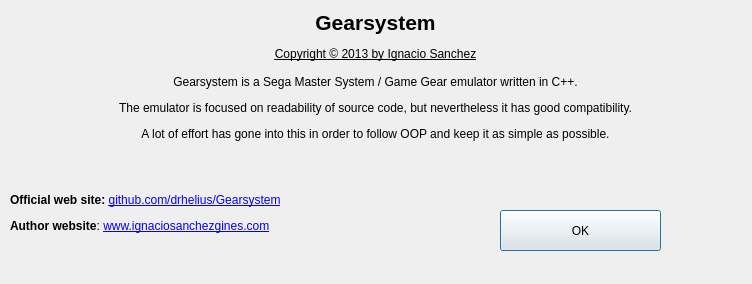
Qt form platforms/qt-shared/About.ui (drhelius/Geardrive) before a commit.
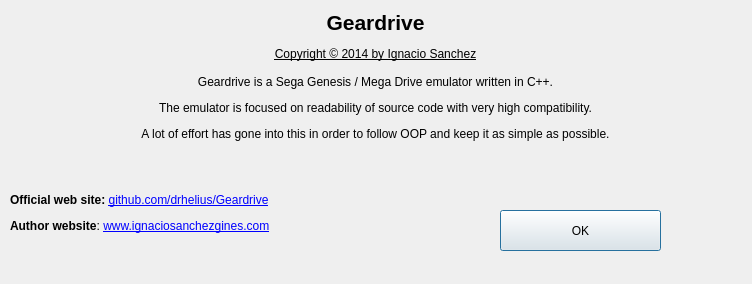
The same form after that commit.

Commit message: about dialog updated

Patch:
```diff
--- a/platforms/qt-shared/About.ui
+++ b/platforms/qt-shared/About.ui
@@ -23,7 +23,7 @@
     </rect>
    </property>
    <property name="text">
-    <string>&lt;html&gt;&lt;head/&gt;&lt;body&gt;&lt;p align=&quot;center&quot;&gt;&lt;span style=&quot; font-size:16pt; font-weight:600;&quot;&gt;Gearsystem&lt;/span&gt;&lt;/p&gt;&lt;p align=&quot;center&quot;&gt;&lt;span style=&quot; text-decoration: underline;&quot;&gt;Copyright © 2013 by Ignacio Sanchez&lt;/span&gt;&lt;br/&gt;&lt;br/&gt;Gearsystem is a Sega Master System / Game Gear emulator written in C++.&lt;/p&gt;&lt;p align=&quot;center&quot;&gt;The emulator is focused on readability of source code, but nevertheless it has good compatibility.&lt;/p&gt;&lt;p align=&quot;center&quot;&gt;A lot of effort has gone into this in order to follow OOP and keep it as simple as possible.&lt;/p&gt;&lt;p&gt;&lt;br/&gt;&lt;/p&gt;&lt;p&gt;&lt;span style=&quot; font-weight:600;&quot;&gt;Official web site: &lt;/span&gt;&lt;a href=&quot;https://github.com/drhelius/Gearsystem&quot;&gt;&lt;span style=&quot; text-decoration: underline; color:#0000ff;&quot;&gt;github.com/drhelius/Gearsystem&lt;/span&gt;&lt;/a&gt;&lt;/p&gt;&lt;p&gt;&lt;span style=&quot; font-weight:600;&quot;&gt;Author website&lt;/span&gt;: &lt;a href=&quot;http://www.ignaciosanchezgines.com&quot;&gt;&lt;span style=&quot; text-decoration: underline; color:#0000ff;&quot;&gt;www.ignaciosanchezgines.com&lt;/span&gt;&lt;/a&gt;&lt;/p&gt;&lt;/body&gt;&lt;/html&gt;</string>
+    <string>&lt;html&gt;&lt;head/&gt;&lt;body&gt;&lt;p align=&quot;center&quot;&gt;&lt;span style=&quot; font-size:16pt; font-weight:600;&quot;&gt;Geardrive&lt;/span&gt;&lt;/p&gt;&lt;p align=&quot;center&quot;&gt;&lt;span style=&quot; text-decoration: underline;&quot;&gt;Copyright © 2014 by Ignacio Sanchez&lt;/span&gt;&lt;br/&gt;&lt;br/&gt;Geardrive is a Sega Genesis / Mega Drive emulator written in C++.&lt;/p&gt;&lt;p align=&quot;center&quot;&gt;The emulator is focused on readability of source code with very high compatibility.&lt;/p&gt;&lt;p align=&quot;center&quot;&gt;A lot of effort has gone into this in order to follow OOP and keep it as simple as possible.&lt;/p&gt;&lt;p&gt;&lt;br/&gt;&lt;/p&gt;&lt;p&gt;&lt;span style=&quot; font-weight:600;&quot;&gt;Official web site: &lt;/span&gt;&lt;a href=&quot;https://github.com/drhelius/Geardrive&quot;&gt;&lt;span style=&quot; text-decoration: underline; color:#0000ff;&quot;&gt;github.com/drhelius/Geardrive&lt;/span&gt;&lt;/a&gt;&lt;/p&gt;&lt;p&gt;&lt;span style=&quot; font-weight:600;&quot;&gt;Author website&lt;/span&gt;: &lt;a href=&quot;http://www.ignaciosanchezgines.com&quot;&gt;&lt;span style=&quot; text-decoration: underline; color:#0000ff;&quot;&gt;www.ignaciosanchezgines.com&lt;/span&gt;&lt;/a&gt;&lt;/p&gt;&lt;/body&gt;&lt;/html&gt;</string>
    </property>
    <property name="textFormat">
     <enum>Qt::RichText</enum>
```
